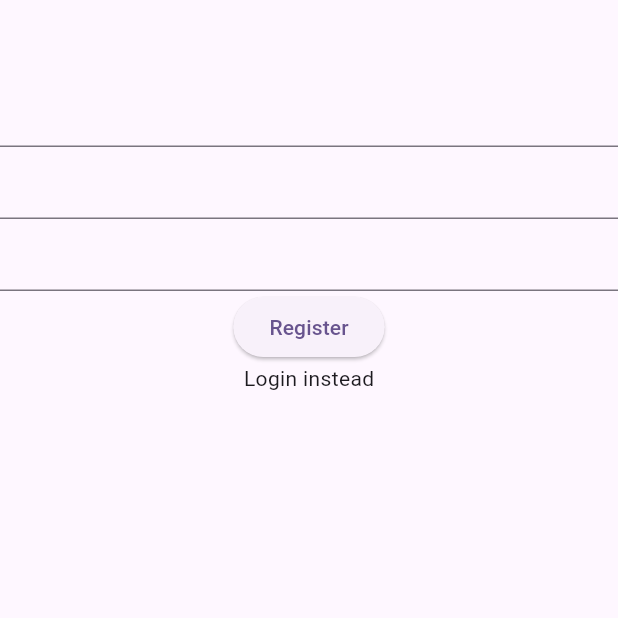
After one commit to VoxMonstra/CSC-4610-Web-Warriors, a Flutter app: the Login screen opened directly, on a phone screen of 412 x 824 dp, the top half of it. The commit adds this screen. Run offline on Flutter 3.47's test engine with Material 3 defaults, Android fonts, the phone set to English and light mode, and no system bars.

Commit message:
test: create initial login code

```diff
--- /dev/null
+++ b/src/lib/login.dart
@@ -0,0 +1,34 @@
+import 'package:flutter/material.dart';
+
+class Login extends StatefulWidget {
+  const Login({super.key});
+
+  @override
+  State<Login> createState() => _LoginState();
+}
+
+class _LoginState extends State<Login> {
+  @override
+  Widget build(BuildContext context) {
+    return Scaffold(
+      body: Form(
+        child: Column(
+          children: [
+            const SizedBox(height: 50),
+            TextFormField(),
+            TextFormField(),
+            TextFormField(),
+            ElevatedButton(
+              onPressed: () {},
+              child: const Text('Register'),
+            ),
+            InkWell(
+              onTap: () {},
+              child: const Text('Login instead'),
+            )
+          ],
+        ),
+      ),
+    );
+  }
+}
```
Also changed, not shown: src/lib/main.dart (+7 -0 lines).
